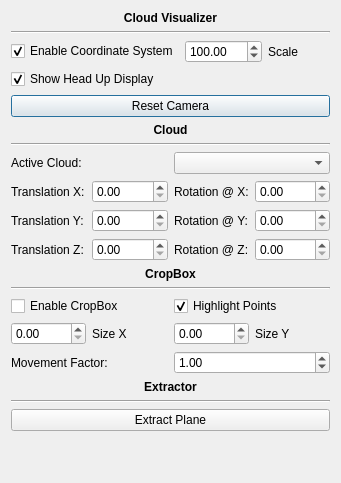
First picture: the form in controlbar.ui, repository AleyHD/PCL-Project, before the edit.
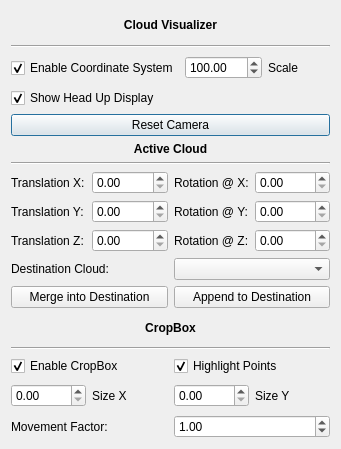
Second picture: the form after the edit.

Patch:
```diff
--- a/controlbar.ui
+++ b/controlbar.ui
@@ -7,7 +7,7 @@
     <x>0</x>
     <y>0</y>
     <width>341</width>
-    <height>483</height>
+    <height>449</height>
    </rect>
   </property>
   <property name="windowTitle">
@@ -100,7 +100,7 @@
         </font>
        </property>
        <property name="text">
-        <string>Cloud</string>
+        <string>Active Cloud</string>
        </property>
        <property name="alignment">
         <set>Qt::AlignCenter</set>
@@ -114,20 +114,6 @@
        </property>
       </widget>
      </item>
-     <item>
-      <layout class="QHBoxLayout" name="horizontalLayout_cloudActiveCloud">
-       <item>
-        <widget class="QLabel" name="label_cloudActiveCloud">
-         <property name="text">
-          <string>Active Cloud:</string>
-         </property>
-        </widget>
-       </item>
-       <item>
-        <widget class="QComboBox" name="comboBox_cloudActiveCloud"/>
-       </item>
-      </layout>
-     </item>
      <item>
       <layout class="QHBoxLayout" name="horizontalLayout_cloudMoveX">
        <item>
@@ -200,6 +186,48 @@
        </item>
       </layout>
      </item>
+     <item>
+      <layout class="QVBoxLayout" name="verticalLayout_cloudDestionation">
+       <item>
+        <layout class="QHBoxLayout" name="horizontalLayout_cloudDestinationChooser">
+         <item>
+          <widget class="QLabel" name="label_cloudMerge">
+           <property name="text">
+            <string>Destination Cloud:</string>
+           </property>
+          </widget>
+         </item>
+         <item>
+          <widget class="QComboBox" name="comboBox_cloudDestination"/>
+         </item>
+        </layout>
+       </item>
+       <item>
+        <layout class="QHBoxLayout" name="horizontalLayout_cloudDestinationAction">
+         <item>
+          <widget class="QPushButton" name="pushButton_cloudMerge">
+           <property name="enabled">
+            <bool>true</bool>
+           </property>
+           <property name="text">
+            <string>Merge into Destination</string>
+           </property>
+          </widget>
+         </item>
+         <item>
+          <widget class="QPushButton" name="pushButton_cloudAppend">
+           <property name="enabled">
+            <bool>true</bool>
+           </property>
+           <property name="text">
+            <string>Append to Destination</string>
+           </property>
+          </widget>
+         </item>
+        </layout>
+       </item>
+      </layout>
+     </item>
     </layout>
    </item>
    <item>
@@ -234,6 +262,9 @@
          <property name="text">
           <string>Enable CropBox</string>
          </property>
+         <property name="checked">
+          <bool>true</bool>
+         </property>
         </widget>
        </item>
        <item>
@@ -295,53 +326,6 @@
      </item>
     </layout>
    </item>
-   <item>
-    <layout class="QVBoxLayout" name="verticalLayout_filter">
-     <item>
-      <widget class="QLabel" name="label_filter">
-       <property name="font">
-        <font>
-         <weight>75</weight>
-         <bold>true</bold>
-        </font>
-       </property>
-       <property name="text">
-        <string>Extractor</string>
-       </property>
-       <property name="alignment">
-        <set>Qt::AlignCenter</set>
-       </property>
-      </widget>
-     </item>
-     <item>
-      <widget class="Line" name="line_filter">
-       <property name="orientation">
-        <enum>Qt::Horizontal</enum>
-       </property>
-      </widget>
-     </item>
-     <item>
-      <widget class="QPushButton" name="pushButton_extractorExtractPlane">
-       <property name="text">
-        <string>Extract Plane</string>
-       </property>
-      </widget>
-     </item>
-    </layout>
-   </item>
-   <item>
-    <spacer name="verticalSpacer_bottom">
-     <property name="orientation">
-      <enum>Qt::Vertical</enum>
-     </property>
-     <property name="sizeHint" stdset="0">
-      <size>
-       <width>20</width>
-       <height>7</height>
-      </size>
-     </property>
-    </spacer>
-   </item>
   </layout>
  </widget>
  <resources/>
```
